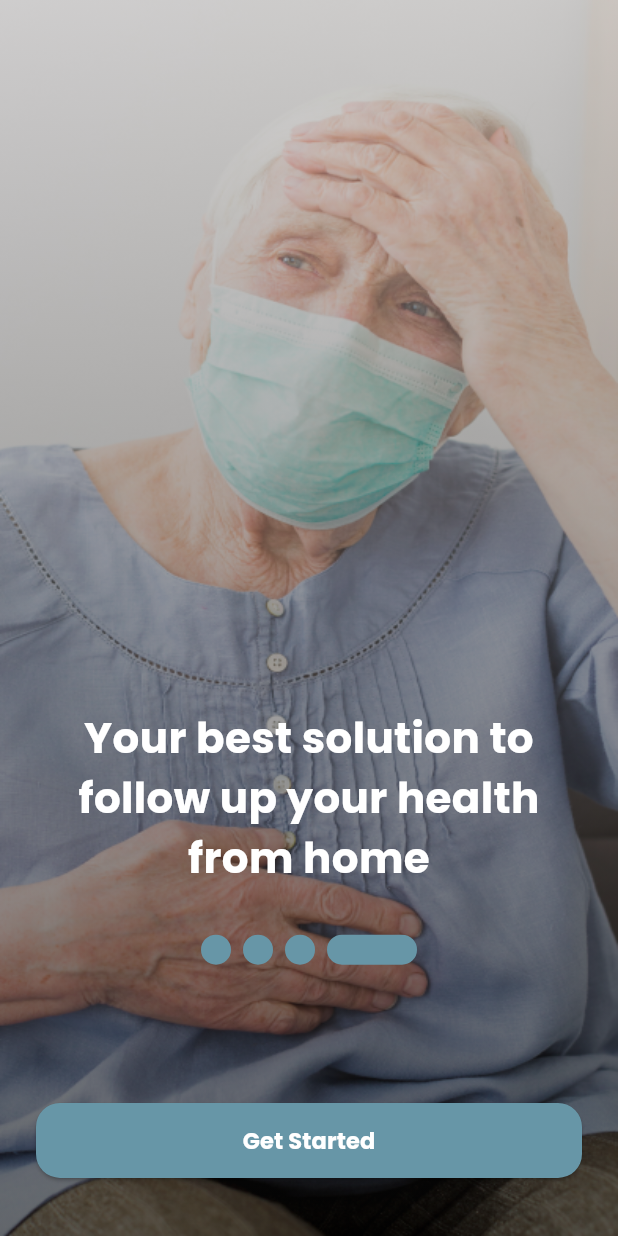
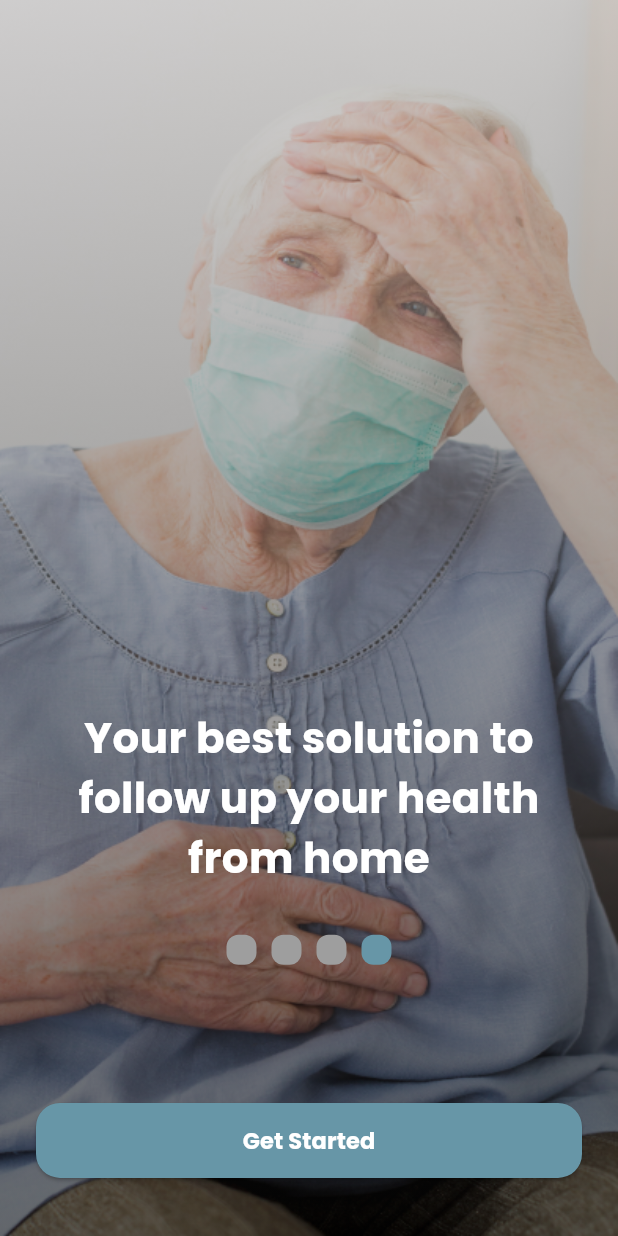
Before and after one commit to khaledtarek12/health_care_graduation, a Flutter app: the screen it shows after launch, swiped to page 4, on a phone screen of 412 x 824 dp. Run offline on Flutter 3.47's test engine with Material 3 defaults, Android fonts, the phone set to English and light mode, and no system bars; drawn by our look-alikes of smooth_page_indicator; our stand-ins replace bloc, cloud_firestore, curved_navigation_bar, firebase_auth, firebase_core, flutter_bloc and 7 more; accounts and stored records are empty.

Commit message:
finish the map part and make changes to splach view

```diff
--- a/lib/core/widgets/custom_container.dart
+++ b/lib/core/widgets/custom_container.dart
@@ -11,8 +11,7 @@ class CustomContainer extends StatelessWidget {
 
   @override
   Widget build(BuildContext context) {
-    return SafeArea(
-      child: Container(
+    return Container(
       height: MediaQuery.of(context).size.height,
       width: MediaQuery.of(context).size.width,
       margin: const EdgeInsets.only(top: 80),
@@ -22,7 +21,6 @@ class CustomContainer extends StatelessWidget {
           borderRadius: BorderRadius.only(
               topLeft: Radius.circular(30), topRight: Radius.circular(30))),
       child: child,
-      ),
     );
   }
 }
--- /dev/null
+++ b/lib/screen_splash/views/widgets/custom_splash_button.dart
@@ -0,0 +1,41 @@
+import 'package:flutter/material.dart';
+import 'package:get/get.dart';
+import 'package:health_care/const.dart';
+import 'package:health_care/core/utils/styles.dart';
+import 'package:health_care/login_and_signup/Screens/login_home_page.dart';
+
+class CustomSplashButton extends StatelessWidget {
+  const CustomSplashButton({
+    super.key,
+    required this.isLastPage,
+    required this.pageController,
+  });
+
+  final bool isLastPage;
+  final PageController pageController;
+
+  @override
+  Widget build(BuildContext context) {
+    return ElevatedButton(
+        onPressed: () {
+          isLastPage
+              ? Get.to(() => const LoginHomePage(),
+                  transition: Transition.downToUp, duration: kDuration)
+              : pageController.nextPage(
+                  duration: kDuration, curve: Curves.easeIn);
+        },
+        style: ElevatedButton.styleFrom(
+            backgroundColor: kPrimaryColor,
+            shape: RoundedRectangleBorder(
+                borderRadius: BorderRadius.circular(16))),
+        child: isLastPage
+            ? const Text(
+                'Get Started',
+                style: style15,
+              )
+            : const Text(
+                'Next',
+                style: style15,
+              ));
+  }
+}
--- a/lib/screen_splash/views/widgets/screen_intro4.dart
+++ b/lib/screen_splash/views/widgets/screen_intro4.dart
@@ -21,21 +21,6 @@ class Intro4 extends StatelessWidget {
         width: double.infinity,
         child: Container(
           decoration: boxDecoration,
-          child: const Padding(
-            padding: EdgeInsets.symmetric(horizontal: 22),
-            child: Column(
-              mainAxisAlignment: MainAxisAlignment.center,
-              children: [
-                SizedBox(height: 320),
-                Text(
-                  textAlign: TextAlign.center,
-                  'Your best solution to follow up your health from home ',
-                  style: style28,
-                ),
-                SizedBox(height: 80),
-              ],
-            ),
-          ),
         ),
       ),
     );
--- a/lib/screen_splash/views/widgets/splash_view_body.dart
+++ b/lib/screen_splash/views/widgets/splash_view_body.dart
@@ -1,13 +1,13 @@
 import 'package:flutter/material.dart';
-import 'package:get/get.dart';
 import 'package:health_care/const.dart';
 import 'package:health_care/core/utils/styles.dart';
-import 'package:health_care/login_and_signup/Screens/login_home_page.dart';
 import 'package:health_care/screen_splash/views/widgets/screen_intro1.dart';
 import 'package:health_care/screen_splash/views/widgets/screen_intro2.dart';
 import 'package:health_care/screen_splash/views/widgets/screen_intro3.dart';
 import 'package:health_care/screen_splash/views/widgets/screen_intro4.dart';
 import 'package:smooth_page_indicator/smooth_page_indicator.dart';
+
+import 'custom_splash_button.dart';
 
 class SplashViewBody extends StatefulWidget {
   const SplashViewBody({super.key});
@@ -19,10 +19,11 @@ class SplashViewBody extends StatefulWidget {
 class _SplashViewBodyState extends State<SplashViewBody> {
   late PageController pageController;
   bool isLastPage = false;
+  int pageNumber = 0;
 
   @override
   void initState() {
-    pageController = PageController(initialPage: 0);
+    pageController = PageController(initialPage: pageNumber);
     super.initState();
   }
 
@@ -40,6 +41,7 @@ class _SplashViewBodyState extends State<SplashViewBody> {
             controller: pageController,
             onPageChanged: (index) {
               setState(() {
+                pageNumber = index;
                 isLastPage = (index == 3);
               });
             },
@@ -54,11 +56,12 @@ class _SplashViewBodyState extends State<SplashViewBody> {
           child: SmoothPageIndicator(
             controller: pageController,
             count: 4,
-            effect: const ExpandingDotsEffect(
-              activeDotColor: kPrimaryColor,
-              dotColor: kPrimaryColor,
+            effect: const WormEffect(
               dotHeight: 20,
               dotWidth: 20,
+              spacing: 10,
+              activeDotColor: kPrimaryColor,
+              radius: 8,
             ),
           ),
         ),
@@ -68,32 +71,95 @@ class _SplashViewBodyState extends State<SplashViewBody> {
             padding: const EdgeInsets.symmetric(horizontal: 24),
             height: 50,
             width: double.infinity,
-            child: ElevatedButton(
-                onPressed: () {
-                  isLastPage
-                      ? Get.to(() => const LoginHomePage(),
-                          transition: Transition.downToUp,
-                          duration: kDuration)
-                      : pageController.nextPage(
-                          duration: kDuration,
-                          curve: Curves.easeIn);
-                },
-                style: ElevatedButton.styleFrom(
-                    backgroundColor: kPrimaryColor,
-                    shape: RoundedRectangleBorder(
-                        borderRadius: BorderRadius.circular(16))),
-                child: isLastPage
-                    ? const Text(
-                        'Get Started',
-                        style: style15,
-                      )
-                    : const Text(
-                        'Next',
-                        style: style15,
-                      )),
+            child: CustomSplashButton(
+                isLastPage: isLastPage, pageController: pageController),
           ),
         ),
+        pageNumber == 0
+            ? _splash0()
+            : pageNumber == 1
+                ? _splash1()
+                : pageNumber == 2
+                    ? _splash2()
+                    : _splash3(),
       ],
     );
   }
+
+  Padding _splash0() {
+    return Padding(
+      padding: const EdgeInsets.only(top: 280),
+      child: Column(
+        mainAxisAlignment: MainAxisAlignment.center,
+        children: [
+          Text(
+            'Welcome to',
+            style: style28.copyWith(fontSize: 35),
+          ),
+          Text(
+            'Elderly',
+            style: style28.copyWith(fontSize: 35),
+          ),
+          const SizedBox(height: 40),
+          const Text(
+            textAlign: TextAlign.center,
+            'Taking care of the elderly through a sensor to measure his vital rates',
+            style: style15,
+          ),
+          const SizedBox(height: 20),
+        ],
+      ),
+    );
+  }
+
+  Padding _splash3() {
+    return const Padding(
+      padding: EdgeInsets.symmetric(horizontal: 16),
+      child: Column(
+        mainAxisAlignment: MainAxisAlignment.center,
+        children: [
+          SizedBox(height: 320),
+          Text(
+            textAlign: TextAlign.center,
+            'Your best solution to follow up your health from home ',
+            style: style28,
+          ),
+          SizedBox(height: 80),
+        ],
+      ),
+    );
+  }
+
+  Column _splash2() {
+    return const Column(
+      mainAxisAlignment: MainAxisAlignment.center,
+      children: [
+        SizedBox(height: 320),
+        Text(
+          textAlign: TextAlign.center,
+          'Enter your medication appointments and let us remind you ',
+          style: style28,
+        ),
+        SizedBox(height: 80),
+      ],
+    );
+  }
+
+  Padding _splash1() {
+    return const Padding(
+      padding: EdgeInsets.symmetric(horizontal: 8),
+      child: Column(
+        mainAxisAlignment: MainAxisAlignment.center,
+        children: [
+          SizedBox(height: 320),
+          Text(
+            textAlign: TextAlign.center,
+            'Check on your health status and follow up on your vital rates',
+            style: style28,
+          ),
+          SizedBox(height: 80),
+        ],
+      ),
+    );
+  }
 }
--- a/pubspec.yaml
+++ b/pubspec.yaml
@@ -38,13 +38,13 @@ dependencies:
   firebase_storage: ^11.2.6
   flutter:
     sdk: flutter
-
   flutter_bloc: ^8.1.3
   flutter_launcher_icons: ^0.13.1
   flutter_polyline_points: ^2.0.0
   flutter_rating_bar: ^4.0.1
   flutter_svg: ^2.0.9
   font_awesome_flutter: ^10.6.0
+  geolocator: ^10.1.1
   get: ^4.6.6
   getwidget: ^4.0.0
   google_maps_flutter: ^2.5.3
```
Also changed, not shown: lib/patient_pages/patient_view.dart (+10 -11 lines), lib/patient_pages/views/date_picker.dart (deleted, +0 -17 lines), lib/patient_pages/views/location.dart (+95 -21 lines), lib/screen_splash/views/widgets/screen_intro1.dart (+0 -22 lines), lib/screen_splash/views/widgets/screen_intro2.dart (+0 -12 lines), lib/screen_splash/views/widgets/screen_intro3.dart (+0 -15 lines), pubspec.lock, 5 other files. Lines whose indentation alone changed are shown as unchanged.
